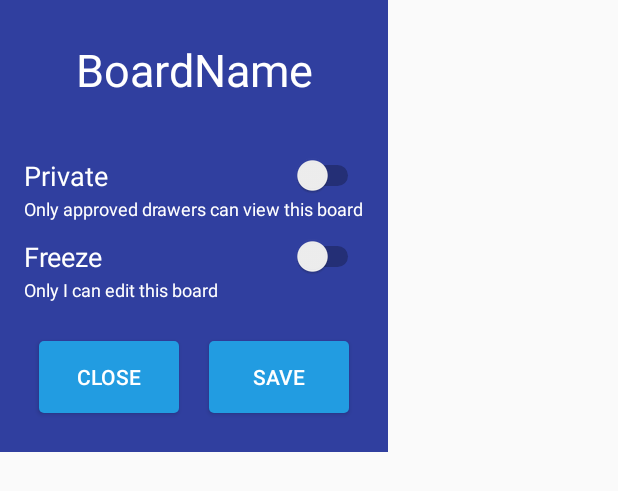
After one commit to Gloopio/Drawed, an Android app: the layout popup_new_board.xml on its own in the app's theme, with its tools: preview values and no code run, on a phone screen of 412 x 824 dp. The commit adds this screen. Shown: the top 491 px of the screen. Run offline under Robolectric (Android 15) with nearby library versions, the phone set to English and light mode, and no system bars.

Commit message:
change ui to create a new board, small ui changes, add change listener for object changed (work in progress), change permission, lot of small changes and refactoring

```diff
--- a/app/src/main/AndroidManifest.xml
+++ b/app/src/main/AndroidManifest.xml
@@ -43,9 +43,6 @@
             android:noHistory="true"
             android:screenOrientation="portrait"
             android:theme="@style/AppTheme.NoActionBar"/>
-        <service
-            android:name=".BackgroundService"
-            android:exported="false"/>
     </application>
 
 </manifest>
--- a/app/src/main/java/io/gloop/drawed/BoardDetailActivity.java
+++ b/app/src/main/java/io/gloop/drawed/BoardDetailActivity.java
@@ -19,6 +19,7 @@ public class BoardDetailActivity extends AppCompatActivity {
     protected void onCreate(Bundle savedInstanceState) {
         super.onCreate(savedInstanceState);
         setContentView(R.layout.activity_item_detail);
+        getWindow().addFlags(WindowManager.LayoutParams.FLAG_KEEP_SCREEN_ON);
 
         // run activity in fullscreen
         getWindow().setFlags(WindowManager.LayoutParams.FLAG_FULLSCREEN, WindowManager.LayoutParams.FLAG_FULLSCREEN);
--- a/app/src/main/java/io/gloop/drawed/SaveInBackgroundWorker.java
+++ b/app/src/main/java/io/gloop/drawed/SaveInBackgroundWorker.java
@@ -49,7 +49,7 @@ public class SaveInBackgroundWorker extends Thread {
 
                 GloopLogger.i("save line");
                 // Process the work item
-                newLine.setUser(board.getOwner());  // TODO find a way to do this in the sdk. (All objects inside another object need to have the same owner.)
+                newLine.setUser(board.getOwner(), board.getPermission());  // TODO find a way to do this in the sdk. (All objects inside another object need to have the same owner.)
                 board.addLine(newLine);
 
                 GloopLogger.i("board user: " + board.getOwner());
--- a/app/src/main/java/io/gloop/drawed/SplashActivity.java
+++ b/app/src/main/java/io/gloop/drawed/SplashActivity.java
@@ -23,7 +23,7 @@ public class SplashActivity extends Activity {
     private static final String HOST_URL = "192.168.0.16:8080";
 //    private static final String HOST_URL = "128.130.255.122:8080";
 //    private static final String HOST_URL = "52.169.152.13:8080";
-    private static final String API_KEY = "1ad1a26d-8526-457b-bd85-308b8196db19";
+    private static final String API_KEY = "d2ab405c-43fa-446e-b9c8-026a5f02a26f";
     private static final boolean DEBUG = true;
 
     /**
--- a/app/src/main/java/io/gloop/drawed/model/Board.java
+++ b/app/src/main/java/io/gloop/drawed/model/Board.java
@@ -9,13 +9,14 @@ import io.gloop.annotations.GloopClass;
 /**
  * Created by Alex Untertrifaller on 16.02.17.
  */
-@GloopClass(lazyLoading = true)
+@GloopClass(lazyLoading = false)
 public class Board extends GloopObject {
 
     private boolean privateBoard = false;
     private boolean freezeBoard = false;
     private String name;
     private int color;
+
     private List<Line> lines = new ArrayList<>();
 
     public Board() {
@@ -34,6 +35,7 @@ public class Board extends GloopObject {
     }
 
     public List<Line> getLines() {
+        load("lines");
         return lines;
     }
 
--- a/app/src/main/res/layout/activity_item_list.xml
+++ b/app/src/main/res/layout/activity_item_list.xml
@@ -22,7 +22,7 @@
         android:layout_width="wrap_content"
         android:layout_height="wrap_content"
         android:layout_gravity="bottom|end"
-        android:layout_marginBottom="65dp"
+        android:layout_marginBottom="75dp"
         android:layout_marginRight="@dimen/fab_margin"
         android:src="@drawable/ic_search_white_24dp"/>
 
--- /dev/null
+++ b/app/src/main/res/layout/popup_new_board.xml
@@ -0,0 +1,94 @@
+<?xml version="1.0" encoding="utf-8"?>
+<LinearLayout xmlns:android="http://schemas.android.com/apk/res/android"
+              android:id="@+id/pop_new_board_view"
+              android:layout_width="wrap_content"
+              android:layout_height="wrap_content"
+              android:background="@color/popupBackground"
+              android:orientation="vertical"
+              android:padding="16dp">
+
+
+    <EditText
+        android:id="@+id/pop_new_board_board_name"
+        android:layout_width="match_parent"
+        android:layout_height="wrap_content"
+        android:text="BoardName"
+        android:textAlignment="center"
+        android:textColor="@color/textColor"
+        android:textSize="@dimen/text_size"/>
+
+
+    <LinearLayout
+        android:layout_width="match_parent"
+        android:layout_height="wrap_content"
+        android:orientation="vertical"
+        android:paddingTop="26dp"
+        android:paddingBottom="10dp">
+
+        <Switch
+            android:id="@+id/pop_new_board_switch_private"
+            android:layout_width="match_parent"
+            android:layout_height="wrap_content"
+            android:text="@string/private_label"
+            android:textColor="@color/textColor"
+            android:textSize="18sp"/>
+
+        <TextView
+            android:id="@+id/textView"
+            android:layout_width="match_parent"
+            android:layout_height="wrap_content"
+            android:text="@string/only_approved_drawers_can_view_this_board"
+            android:textColor="@color/textColor"
+            android:textSize="12sp"/>
+    </LinearLayout>
+
+    <LinearLayout
+        android:layout_width="match_parent"
+        android:layout_height="wrap_content"
+        android:orientation="vertical"
+        android:paddingBottom="16dp">
+
+        <Switch
+            android:id="@+id/pop_new_board_switch_freeze"
+            android:layout_width="match_parent"
+            android:layout_height="wrap_content"
+            android:text="@string/freeze"
+            android:textColor="@color/textColor"
+            android:textSize="18sp"/>
+
+        <TextView
+            android:id="@+id/textView2"
+            android:layout_width="match_parent"
+            android:layout_height="wrap_content"
+            android:text="@string/only_i_can_edit_this_board"
+            android:textColor="@color/textColor"
+            android:textSize="12sp"/>
+    </LinearLayout>
+
+    <LinearLayout
+        android:layout_width="match_parent"
+        android:layout_height="wrap_content"
+        >
+
+        <Button
+            android:id="@+id/pop_new_board_btn_close"
+            android:layout_width="wrap_content"
+            android:layout_height="wrap_content"
+            android:layout_margin="10dp"
+            android:layout_weight="1"
+            android:background="@drawable/button"
+            android:text="@string/close"
+            android:textColor="@color/textColor"/>
+
+        <Button
+            android:id="@+id/pop_new_board_btn_save"
+            android:layout_width="wrap_content"
+            android:layout_height="wrap_content"
+            android:layout_margin="10dp"
+            android:layout_weight="1"
+            android:background="@drawable/button"
+            android:text="@string/save"
+            android:textColor="@color/textColor"/>
+    </LinearLayout>
+
+</LinearLayout>
--- a/app/src/main/res/layout/popup_search.xml
+++ b/app/src/main/res/layout/popup_search.xml
@@ -19,6 +19,7 @@
 
     <EditText
         android:id="@+id/pop_search_board_name"
+        android:textColor="@color/textColor"
         android:layout_width="match_parent"
         android:layout_height="wrap_content"/>
 
```
Also changed, not shown: app/src/main/java/io/gloop/drawed/BackgroundService.java (deleted, +0 -26 lines), app/src/main/java/io/gloop/drawed/BoardDetailFragment.java (+0 -9 lines), app/src/main/java/io/gloop/drawed/BoardListActivity.java (+104 -39 lines), app/src/main/java/io/gloop/drawed/DrawingView.java (+21 -7 lines), app/src/main/java/io/gloop/drawed/model/BoardAccessRequest.java (added, +15 -0 lines), app/src/main/java/io/gloop/drawed/serializers/LineSerializer.java (added, +31 -0 lines).
